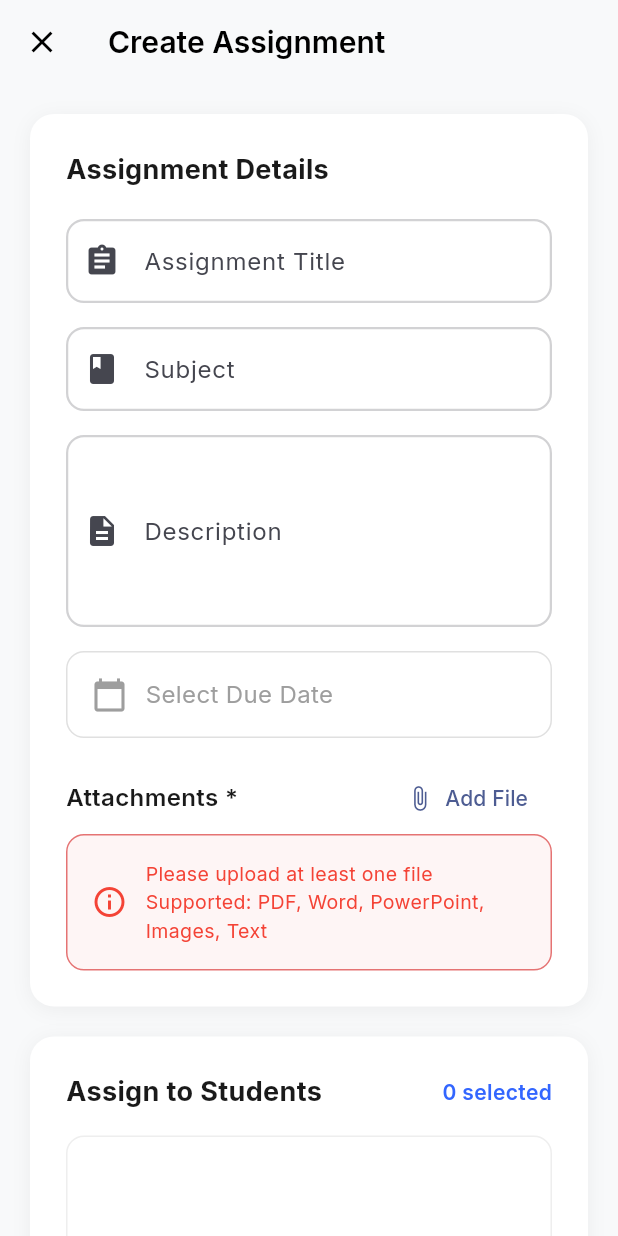
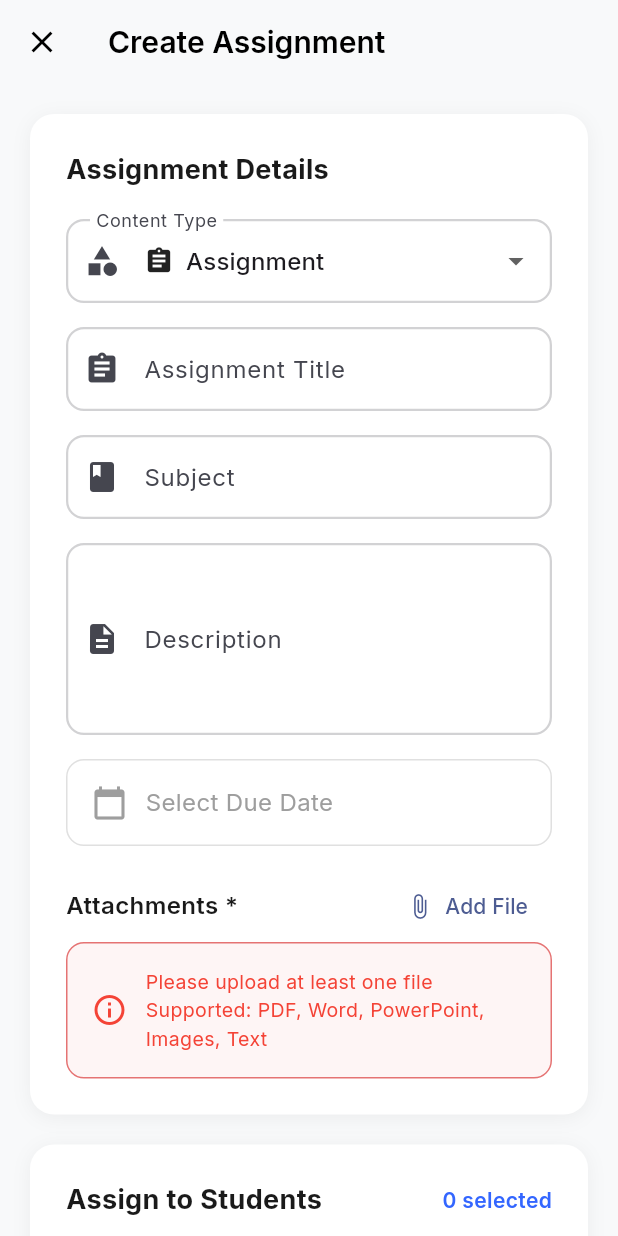
Before and after one commit to Innocent-Gershon/mobile_dev_summative, a Flutter app: the CreateAssignmentScreen screen opened directly, on a phone screen of 412 x 824 dp. Run offline on Flutter 3.47's test engine with Material 3 defaults, Android fonts, the phone set to English and light mode, and no system bars; our stand-ins replace animate_do, cloud_firestore, equatable, file_picker, firebase_auth, firebase_core and 6 more; accounts and stored records are empty; generated files the repository leaves out were written again.

Commit message:
Add content type selection and dynamic form updates for assignment creation

```diff
--- a/edu_bridge_01/lib/presentation/pages/assignments/create_assignment_screen.dart
+++ b/edu_bridge_01/lib/presentation/pages/assignments/create_assignment_screen.dart
@@ -25,6 +25,19 @@ class _CreateAssignmentScreenState extends State<CreateAssignmentScreen> {
   bool _isUploading = false;
   List<AttachmentModel> _attachments = [];
   Map<String, double> _uploadProgress = {};
+
+  // Content type selection
+  String _contentType = 'Assignment';
+  final List<String> _contentTypes = [
+    'Assignment',
+    'Book',
+    'Presentation',
+    'Activity',
+    'Project',
+    'Notes',
+    'Tutorial',
+    'Exercise',
+  ];
 
   @override
   void initState() {
@@ -78,9 +91,9 @@ class _CreateAssignmentScreenState extends State<CreateAssignmentScreen> {
           icon: const Icon(Icons.close, color: Colors.black),
           onPressed: () => Navigator.pop(context),
         ),
-        title: const Text(
-          'Create Assignment',
-          style: TextStyle(
+        title: Text(
+          'Create $_contentType',
+          style: const TextStyle(
             color: Colors.black,
             fontSize: 20,
             fontWeight: FontWeight.w600,
@@ -123,9 +136,9 @@ class _CreateAssignmentScreenState extends State<CreateAssignmentScreen> {
       child: Column(
         crossAxisAlignment: CrossAxisAlignment.start,
         children: [
-          const Text(
-            'Assignment Details',
-            style: TextStyle(
+          Text(
+            '$_contentType Details',
+            style: const TextStyle(
               fontSize: 18,
               fontWeight: FontWeight.w700,
               color: Color(0xFF1A1A1A),
@@ -133,11 +146,42 @@ class _CreateAssignmentScreenState extends State<CreateAssignmentScreen> {
           ),
           const SizedBox(height: 20),
 
+          // Content Type Dropdown
+          DropdownButtonFormField<String>(
+            value: _contentType,
+            decoration: InputDecoration(
+              labelText: 'Content Type',
+              prefixIcon: const Icon(Icons.category),
+              border: OutlineInputBorder(
+                borderRadius: BorderRadius.circular(12),
+              ),
+            ),
+            items: _contentTypes.map((type) {
+              return DropdownMenuItem(
+                value: type,
+                child: Row(
+                  children: [
+                    Icon(_getContentIcon(type), size: 20),
+                    const SizedBox(width: 8),
+                    Text(type),
+                  ],
+                ),
+              );
+            }).toList(),
+            onChanged: (value) {
+              setState(() {
+                _contentType = value!;
+              });
+            },
+          ),
+
+          const SizedBox(height: 16),
+
           TextFormField(
             controller: _titleController,
             decoration: InputDecoration(
-              labelText: 'Assignment Title',
-              prefixIcon: const Icon(Icons.assignment),
+              labelText: '$_contentType Title',
+              prefixIcon: Icon(_getContentIcon(_contentType)),
               border: OutlineInputBorder(
                 borderRadius: BorderRadius.circular(12),
               ),
@@ -176,6 +220,10 @@ class _CreateAssignmentScreenState extends State<CreateAssignmentScreen> {
 
           const SizedBox(height: 16),
 
+          // Only show due date for certain content types
+          if (_contentType == 'Assignment' || _contentType == 'Activity' || _contentType == 'Project' || _contentType == 'Exercise')
+            Column(
+              children: [
                 GestureDetector(
                   onTap: _selectDate,
                   child: Container(
@@ -201,8 +249,9 @@ class _CreateAssignmentScreenState extends State<CreateAssignmentScreen> {
                     ),
                   ),
                 ),
-
                 const SizedBox(height: 16),
+              ],
+            ),
 
           // Multi-file attachment section
           Column(
@@ -401,10 +450,10 @@ class _CreateAssignmentScreenState extends State<CreateAssignmentScreen> {
           ),
         ),
         child: _isUploading
-            ? const Row(
+            ? Row(
                 mainAxisAlignment: MainAxisAlignment.center,
                 children: [
-                  SizedBox(
+                  const SizedBox(
                     width: 20,
                     height: 20,
                     child: CircularProgressIndicator(
@@ -412,10 +461,10 @@ class _CreateAssignmentScreenState extends State<CreateAssignmentScreen> {
                       valueColor: AlwaysStoppedAnimation<Color>(Colors.white),
                     ),
                   ),
-                  SizedBox(width: 12),
+                  const SizedBox(width: 12),
                   Text(
-                    'Creating...',
-                    style: TextStyle(
+                    'Creating $_contentType...',
+                    style: const TextStyle(
                       fontSize: 16,
                       fontWeight: FontWeight.w600,
                       color: Colors.white,
@@ -423,9 +472,9 @@ class _CreateAssignmentScreenState extends State<CreateAssignmentScreen> {
                   ),
                 ],
               )
-            : const Text(
-                'Create Assignment',
-                style: TextStyle(
+            : Text(
+                'Create $_contentType',
+                style: const TextStyle(
                   fontSize: 16,
                   fontWeight: FontWeight.w600,
                   color: Colors.white,
@@ -602,7 +651,14 @@ class _CreateAssignmentScreenState extends State<CreateAssignmentScreen> {
   }
 
   Future<void> _createAssignment() async {
-    if (_formKey.currentState!.validate() && _selectedDate != null && _selectedStudents.isNotEmpty && _attachments.isNotEmpty) {
+    // Check if due date is required based on content type
+    bool dueDateRequired = ['Assignment', 'Activity', 'Project', 'Exercise'].contains(_contentType);
+    bool isValid = _formKey.currentState!.validate() &&
+                   (!dueDateRequired || _selectedDate != null) &&
+                   _selectedStudents.isNotEmpty &&
+                   _attachments.isNotEmpty;
+
+    if (isValid) {
       setState(() => _isUploading = true);
 
       try {
@@ -621,17 +677,21 @@ class _CreateAssignmentScreenState extends State<CreateAssignmentScreen> {
           title: _titleController.text,
           subject: _subjectController.text,
           description: _descriptionController.text,
-          dueDate: _selectedDate!,
+          dueDate: _selectedDate ?? DateTime.now().add(const Duration(days: 365)), // Default far future for non-deadline content
           assignedStudents: _selectedStudents,
           teacherId: user.uid,
           createdAt: DateTime.now(),
           attachments: _attachments,
         );
 
+        // Add content type to the map
+        final assignmentData = assignment.toMap();
+        assignmentData['contentType'] = _contentType;
+
         await FirebaseFirestore.instance
             .collection('assignments')
             .doc(assignmentId)
-            .set(assignment.toMap());
+            .set(assignmentData);
 
         final assignmentRef = FirebaseFirestore.instance.collection('assignments').doc(assignmentId);
 
@@ -640,8 +700,8 @@ class _CreateAssignmentScreenState extends State<CreateAssignmentScreen> {
 
         if (mounted) {
           ScaffoldMessenger.of(context).showSnackBar(
-            const SnackBar(
-              content: Text('Assignment created successfully!'),
+            SnackBar(
+              content: Text('$_contentType created successfully!'),
               backgroundColor: Colors.green,
             ),
           );
@@ -651,7 +711,7 @@ class _CreateAssignmentScreenState extends State<CreateAssignmentScreen> {
         if (mounted) {
           ScaffoldMessenger.of(context).showSnackBar(
             SnackBar(
-              content: Text('Error creating assignment: $e'),
+              content: Text('Error creating $_contentType: $e'),
               backgroundColor: Colors.red,
             ),
           );
@@ -664,7 +724,7 @@ class _CreateAssignmentScreenState extends State<CreateAssignmentScreen> {
     } else {
       String errorMessage = 'Please complete all required fields:\n';
       if (!_formKey.currentState!.validate()) errorMessage += '• Fill in all form fields\n';
-      if (_selectedDate == null) errorMessage += '• Select a due date\n';
+      if (dueDateRequired && _selectedDate == null) errorMessage += '• Select a due date\n';
       if (_selectedStudents.isEmpty) errorMessage += '• Select students\n';
       if (_attachments.isEmpty) errorMessage += '• Upload at least one file\n';
 
@@ -687,8 +747,8 @@ class _CreateAssignmentScreenState extends State<CreateAssignmentScreen> {
       batch.set(studentNotifRef, {
         'id': studentNotifRef.id,
         'userId': studentId,
-        'title': 'New Assignment',
-        'message': 'You have a new assignment: ${_titleController.text}',
+        'title': 'New $_contentType',
+        'message': 'You have new content: ${_titleController.text}',
         'type': 'assignment_created',
         'createdAt': DateTime.now().toIso8601String(),
         'isRead': false,
@@ -707,8 +767,8 @@ class _CreateAssignmentScreenState extends State<CreateAssignmentScreen> {
         batch.set(parentNotifRef, {
           'id': parentNotifRef.id,
           'userId': parentDoc.id,
-          'title': 'New Assignment for ${_allStudents.firstWhere((s) => s['uid'] == studentId)['name']}',
-          'message': 'Assignment: ${_titleController.text}',
+          'title': 'New $_contentType for ${_allStudents.firstWhere((s) => s['uid'] == studentId)['name']}',
+          'message': '$_contentType: ${_titleController.text}',
           'type': 'assignment_created',
           'createdAt': DateTime.now().toIso8601String(),
           'isRead': false,
@@ -720,6 +780,29 @@ class _CreateAssignmentScreenState extends State<CreateAssignmentScreen> {
     await batch.commit();
   }
 
+  IconData _getContentIcon(String contentType) {
+    switch (contentType) {
+      case 'Assignment':
+        return Icons.assignment;
+      case 'Book':
+        return Icons.menu_book;
+      case 'Presentation':
+        return Icons.slideshow;
+      case 'Activity':
+        return Icons.psychology;
+      case 'Project':
+        return Icons.work;
+      case 'Notes':
+        return Icons.note;
+      case 'Tutorial':
+        return Icons.play_lesson;
+      case 'Exercise':
+        return Icons.fitness_center;
+      default:
+        return Icons.description;
+    }
+  }
+
   @override
   void dispose() {
     _titleController.dispose();
```
Lines whose indentation alone changed are shown as unchanged.
